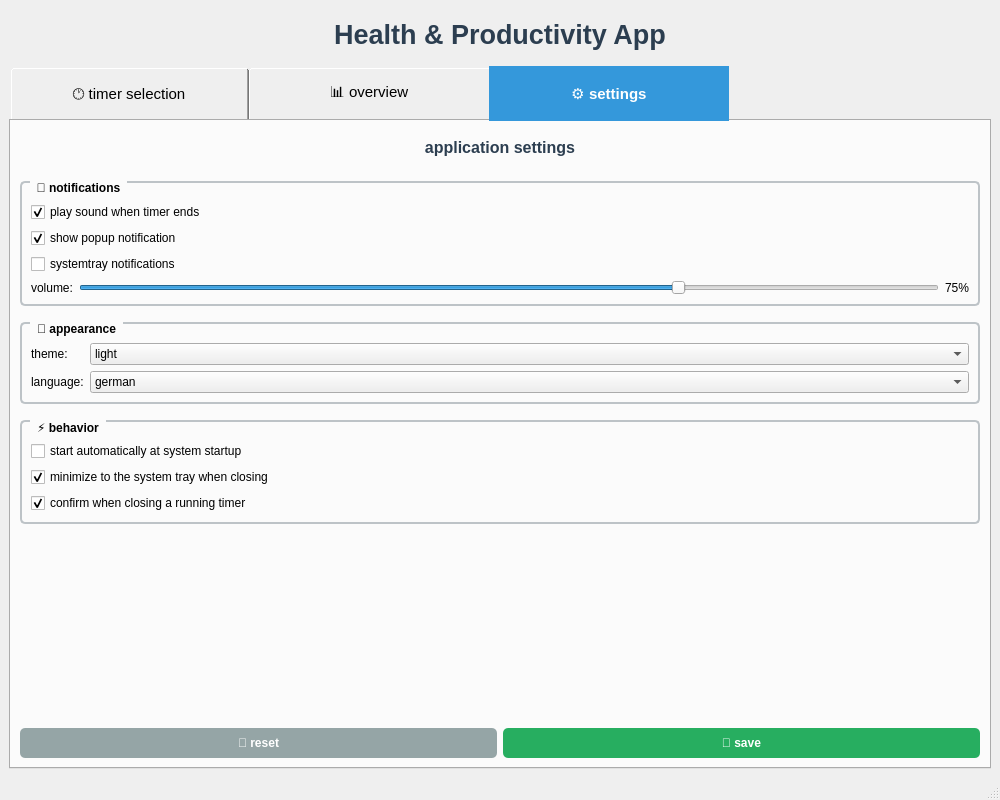
Above: ui/MainWindow.ui from AlexanderKaess/HealthAndProductivityAssistant before the change. Below: the same form after it.
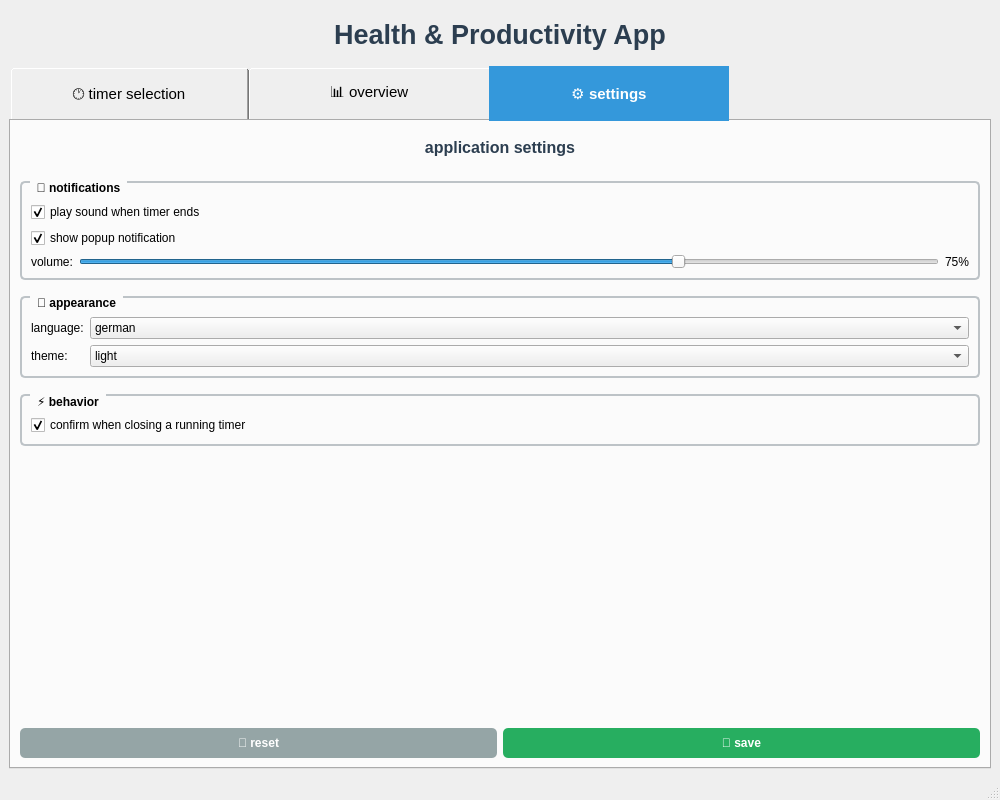
That is the form after the change.

The edit to the form file:
```diff
--- a/ui/MainWindow.ui
+++ b/ui/MainWindow.ui
@@ -279,16 +279,6 @@
              </property>
             </widget>
            </item>
-           <item>
-            <widget class="QCheckBox" name="systemTrayCheckBox">
-             <property name="text">
-              <string>systemtray notifications</string>
-             </property>
-             <property name="checked">
-              <bool>false</bool>
-             </property>
-            </widget>
-           </item>
            <item>
             <layout class="QHBoxLayout" name="volumeLayout">
              <item>
@@ -332,14 +322,21 @@
            <string>🎨 appearance</string>
           </property>
           <layout class="QFormLayout" name="appearanceLayout">
-           <item row="0" column="0">
+           <item row="2" column="0">
+            <widget class="QLabel" name="languageLabel">
+             <property name="text">
+              <string>language:</string>
+             </property>
+            </widget>
+           </item>
+           <item row="3" column="0">
             <widget class="QLabel" name="themeLabel">
              <property name="text">
               <string>theme:</string>
              </property>
             </widget>
            </item>
-           <item row="0" column="1">
+           <item row="3" column="1">
             <widget class="QComboBox" name="themeComboBox">
              <item>
               <property name="text">
@@ -353,14 +350,7 @@
              </item>
             </widget>
            </item>
-           <item row="1" column="0">
-            <widget class="QLabel" name="languageLabel">
-             <property name="text">
-              <string>language:</string>
-             </property>
-            </widget>
-           </item>
-           <item row="1" column="1">
+           <item row="2" column="1">
             <widget class="QComboBox" name="languageComboBox">
              <item>
               <property name="text">
@@ -391,23 +381,6 @@
            <string>⚡ behavior</string>
           </property>
           <layout class="QVBoxLayout" name="behaviorLayout">
-           <item>
-            <widget class="QCheckBox" name="autoStartCheckBox">
-             <property name="text">
-              <string>start automatically at system startup</string>
-             </property>
-            </widget>
-           </item>
-           <item>
-            <widget class="QCheckBox" name="minimizeToTrayCheckBox">
-             <property name="text">
-              <string>minimize to the system tray when closing</string>
-             </property>
-             <property name="checked">
-              <bool>true</bool>
-             </property>
-            </widget>
-           </item>
            <item>
             <widget class="QCheckBox" name="confirmCloseCheckBox">
              <property name="text">
```
